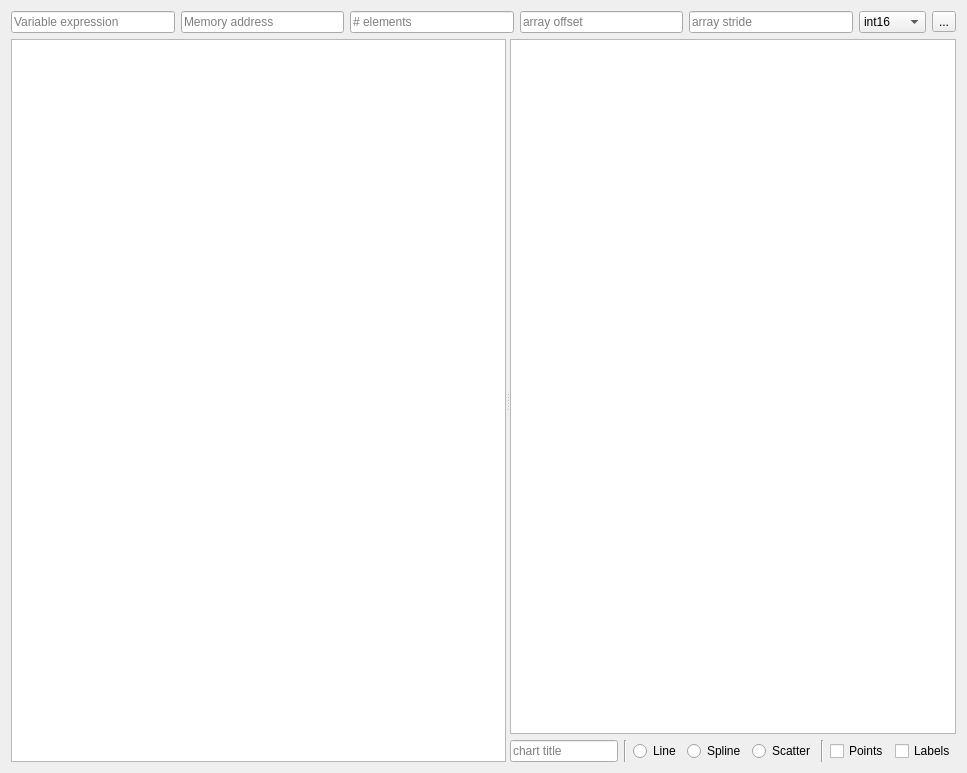
epasveer/seer, file src/SeerArrayVisualizerWidget.ui: the form before one commit.
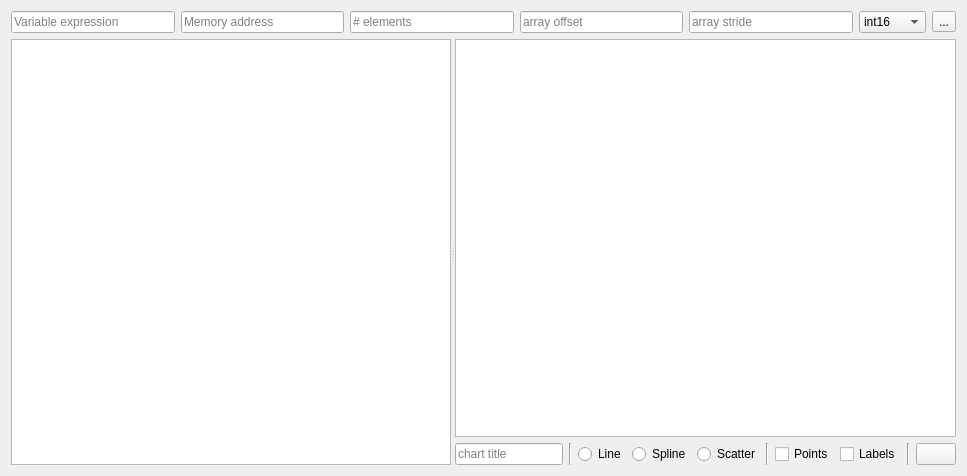
The form after the commit. Icons and pictures are not drawn. Custom widgets are drawn as their Qt base class.

Commit message:
Add print support to Array visualizer.
Plus other comsetic changes.

Diff of the .ui file:
```diff
--- a/src/SeerArrayVisualizerWidget.ui
+++ b/src/SeerArrayVisualizerWidget.ui
@@ -7,7 +7,7 @@
     <x>0</x>
     <y>0</y>
     <width>967</width>
-    <height>773</height>
+    <height>476</height>
    </rect>
   </property>
   <property name="windowTitle">
@@ -278,6 +278,27 @@
            </property>
           </widget>
          </item>
+         <item>
+          <widget class="Line" name="line">
+           <property name="orientation">
+            <enum>Qt::Vertical</enum>
+           </property>
+          </widget>
+         </item>
+         <item>
+          <widget class="QPushButton" name="printPushButton">
+           <property name="toolTip">
+            <string>Print the chart.</string>
+           </property>
+           <property name="text">
+            <string/>
+           </property>
+           <property name="icon">
+            <iconset resource="resource.qrc">
+             <normaloff>:/seer/resources/RelaxLightIcons/document-print.svg</normaloff>:/seer/resources/RelaxLightIcons/document-print.svg</iconset>
+           </property>
+          </widget>
+         </item>
         </layout>
        </item>
       </layout>
```
Left out of the diff: 290 changed lines with no effect on the pictures. The commit also changes 3 other files.
